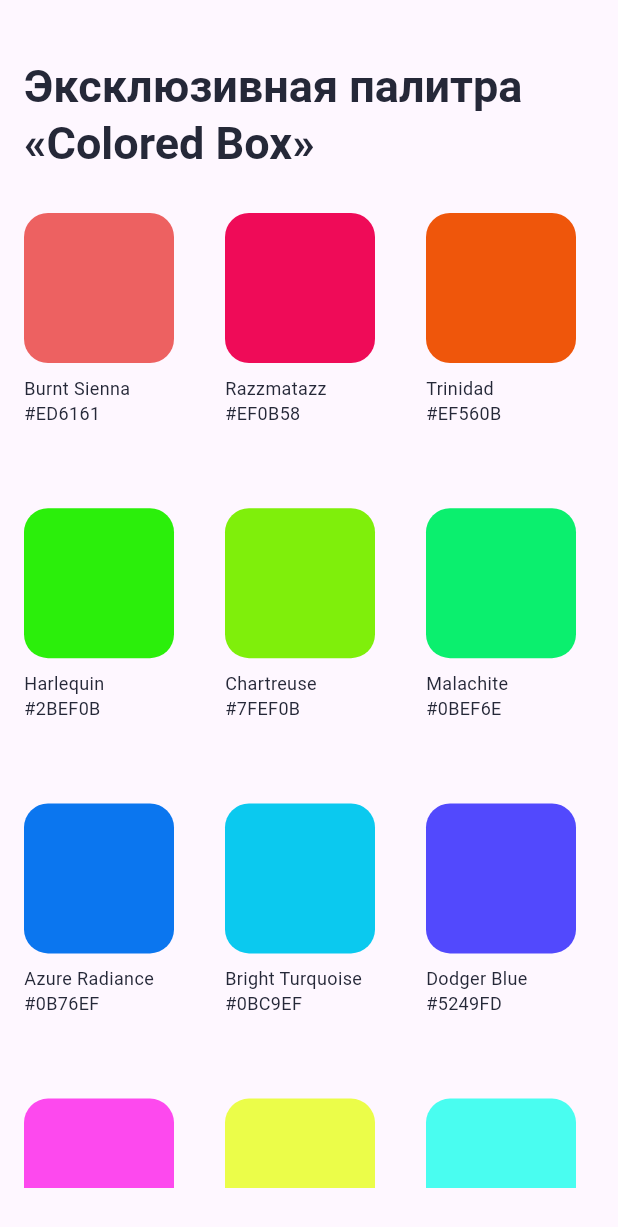
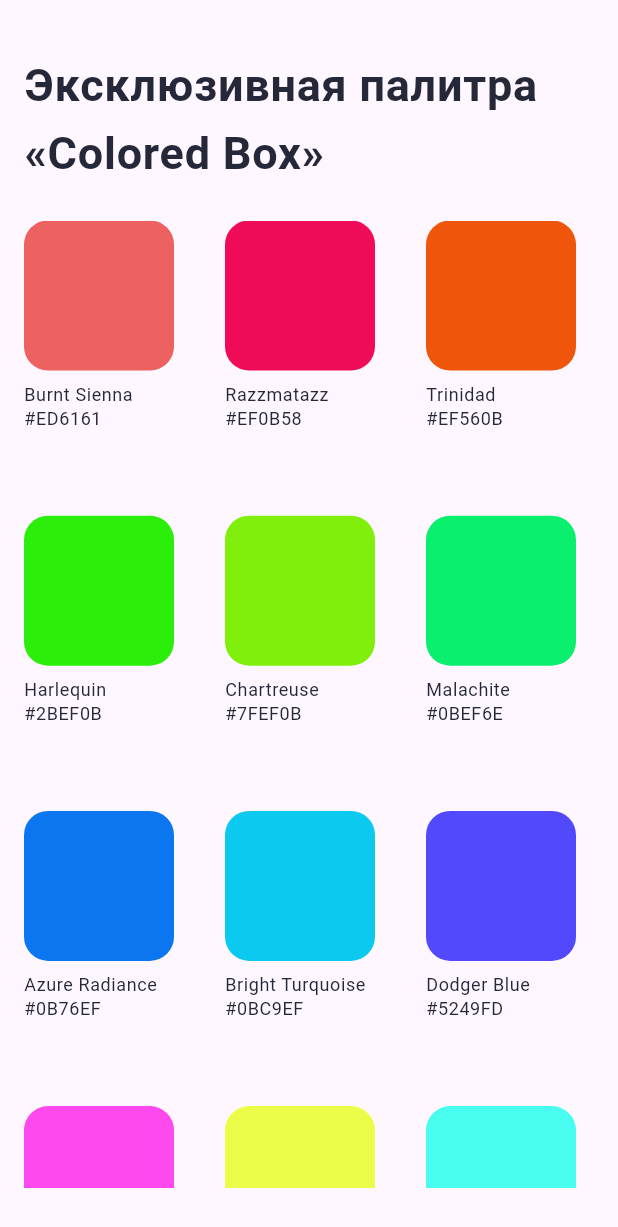
Before and after one commit to DeployChef/surf_flutter_color_palette, a Flutter app: the screen it shows after launch, on a phone screen of 412 x 824 dp. Shown: the top 1227 px of the screen. Run offline on Flutter 3.47's test engine with Material 3 defaults, Android fonts, the phone set to English and light mode, and no system bars; our stand-ins replace google_fonts; Roboto replaces fonts that are missing (Ubuntu).

Commit message:
theme and details

```diff
--- a/lib/Components/color_card.dart
+++ b/lib/Components/color_card.dart
@@ -5,12 +5,14 @@ import 'package:surf_flutter_courses_template/Screens/color_details_screen.dart'
 import 'package:surf_flutter_courses_template/Utils/hex_color.dart';
 
 class ColorCard extends StatelessWidget {
-  ColorDto _colorDto;
+  final ColorDto _colorDto;
 
   ColorCard({super.key, required ColorDto colorDto}) : _colorDto = colorDto;
 
   @override
   Widget build(BuildContext context) {
+    final theme = Theme.of(context);
+
     return Container(
       child: Column(
         crossAxisAlignment: CrossAxisAlignment.start,
@@ -43,19 +45,11 @@ class ColorCard extends StatelessWidget {
           ),
           Text(
             _colorDto.name,
-            style: GoogleFonts.ubuntu(
-              fontWeight: FontWeight.w400,
-              fontSize: 12,
-              color: const Color(0xFF252838),
-            ),
+            style: theme.textTheme.bodySmall,
           ),
           Text(
             _colorDto.hex,
-            style: GoogleFonts.ubuntu(
-              fontWeight: FontWeight.w400,
-              fontSize: 12,
-              color: const Color(0xFF252838),
-            ),
+            style: theme.textTheme.bodySmall,
           )
         ],
       ),
--- a/lib/main.dart
+++ b/lib/main.dart
@@ -1,6 +1,7 @@
 import 'package:flutter/material.dart';
 import 'package:surf_flutter_courses_template/DataAccess/mock_color_repository.dart';
 import 'package:surf_flutter_courses_template/Screens/palette_screen.dart';
+import 'package:surf_flutter_courses_template/themes.dart';
 
 void main() {
   runApp(const MainApp());
@@ -14,6 +15,7 @@ class MainApp extends StatelessWidget {
     var repo = MockColorRepository();
 
     return MaterialApp(
+      theme: AppTheme.lightTheme,
       home: PaletteScreen(
         repository: repo,
       ),
--- a/lib/screens/palette_screen.dart
+++ b/lib/screens/palette_screen.dart
@@ -12,18 +12,16 @@ class PaletteScreen extends StatelessWidget {
 
   @override
   Widget build(BuildContext context) {
+    final theme = Theme.of(context);
+
     return Scaffold(
       appBar: AppBar(
-        toolbarHeight: 110,
+        toolbarHeight: 115,
         title: Padding(
           padding: const EdgeInsets.only(top: 44),
           child: Text(
             "Эксклюзивная палитра\n«Colored Box»",
-            style: GoogleFonts.ubuntu(
-              fontWeight: FontWeight.w700,
-              fontSize: 30,
-              color: const Color(0xFF252838),
-            ),
+            style: theme.textTheme.bodyLarge,
           ),
         ),
       ),
--- /dev/null
+++ b/lib/themes.dart
@@ -0,0 +1,38 @@
+import 'package:flutter/material.dart';
+import 'package:google_fonts/google_fonts.dart';
+
+class AppTheme {
+  static ThemeData get lightTheme {
+    final base = ThemeData.light();
+
+    return base.copyWith(
+      textTheme: TextTheme(
+        bodyLarge: GoogleFonts.ubuntu(
+          fontWeight: FontWeight.w700,
+          fontSize: 30,
+          color: const Color(0xFF252838),
+        ),
+        bodySmall: GoogleFonts.ubuntu(
+          fontWeight: FontWeight.w400,
+          fontSize: 12,
+          color: const Color(0xFF252838),
+        ),
+      ),
+      elevatedButtonTheme: ElevatedButtonThemeData(
+        style: ElevatedButton.styleFrom(
+          backgroundColor: Colors.white,
+          shape: RoundedRectangleBorder(
+            borderRadius: BorderRadius.circular(16),
+          ),
+          elevation: 0,
+          surfaceTintColor: Colors.white,
+          foregroundColor: const Color(0xFF252838),
+          textStyle: GoogleFonts.ubuntu(
+            fontWeight: FontWeight.w400,
+            fontSize: 16,
+          ),
+        ),
+      ),
+    );
+  }
+}
```
Also changed, not shown: lib/screens/color_details_screen.dart (+95 -3 lines).
